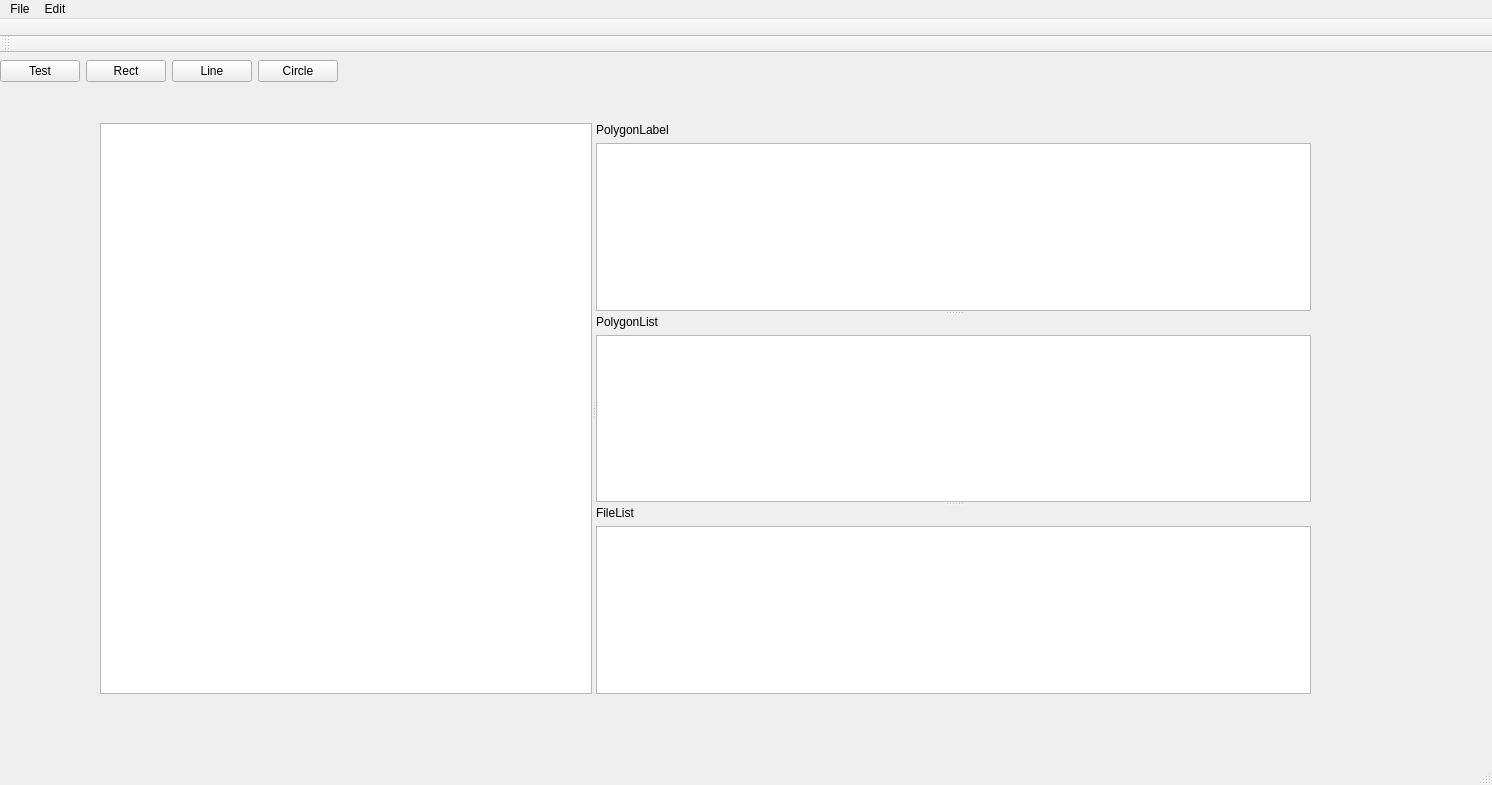
mariekarelina/QLabelMe, file src/qlabelme/widgets/main_window.ui: the form before one commit.
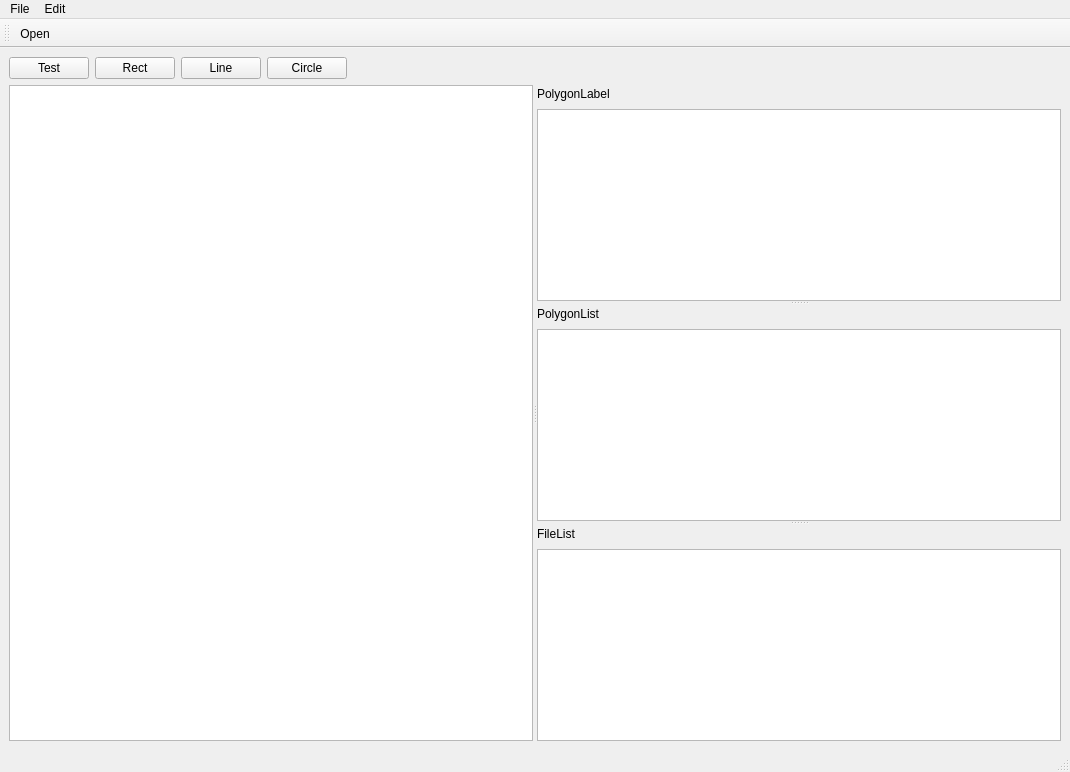
The form after the commit. Custom widgets are drawn as their Qt base class.

```diff
--- a/src/qlabelme/widgets/main_window.ui
+++ b/src/qlabelme/widgets/main_window.ui
@@ -6,8 +6,8 @@
    <rect>
     <x>0</x>
     <y>0</y>
-    <width>1492</width>
-    <height>785</height>
+    <width>1070</width>
+    <height>772</height>
    </rect>
   </property>
   <property name="sizePolicy">
@@ -16,12 +16,6 @@
     <verstretch>0</verstretch>
    </sizepolicy>
   </property>
-  <property name="maximumSize">
-   <size>
-    <width>16777214</width>
-    <height>16777214</height>
-   </size>
-  </property>
   <property name="mouseTracking">
    <bool>true</bool>
   </property>
@@ -35,15 +29,8 @@
    </size>
   </property>
   <widget class="QWidget" name="centralwidget">
-   <widget class="QWidget" name="layoutWidget">
-    <property name="geometry">
-     <rect>
-      <x>0</x>
-      <y>0</y>
-      <width>390</width>
-      <height>36</height>
-     </rect>
-    </property>
+   <layout class="QVBoxLayout" name="verticalLayout">
+    <item>
     <layout class="QHBoxLayout" name="horizontalLayout_2">
      <item>
       <widget class="QPushButton" name="btnTest">
@@ -93,70 +80,25 @@
       </spacer>
      </item>
     </layout>
-   </widget>
-   <widget class="QSplitter" name="splitter_2">
-    <property name="geometry">
-     <rect>
-      <x>0</x>
-      <y>0</y>
-      <width>0</width>
-      <height>0</height>
-     </rect>
-    </property>
-    <property name="orientation">
-     <enum>Qt::Horizontal</enum>
-    </property>
-   </widget>
-   <widget class="QSplitter" name="splitter_3">
-    <property name="geometry">
-     <rect>
-      <x>0</x>
-      <y>0</y>
-      <width>0</width>
-      <height>0</height>
-     </rect>
-    </property>
-    <property name="orientation">
-     <enum>Qt::Horizontal</enum>
-    </property>
-   </widget>
+    </item>
+    <item>
    <widget class="QSplitter" name="splitter_4">
-    <property name="geometry">
-     <rect>
-      <x>100</x>
-      <y>70</y>
-      <width>1211</width>
-      <height>571</height>
-     </rect>
-    </property>
     <property name="sizePolicy">
-     <sizepolicy hsizetype="Minimum" vsizetype="Minimum">
+       <sizepolicy hsizetype="Preferred" vsizetype="Minimum">
       <horstretch>0</horstretch>
       <verstretch>0</verstretch>
      </sizepolicy>
     </property>
-    <property name="maximumSize">
-     <size>
-      <width>16777215</width>
-      <height>581</height>
-     </size>
-    </property>
     <property name="orientation">
      <enum>Qt::Horizontal</enum>
     </property>
     <widget class="GraphicsView" name="graphView">
      <property name="sizePolicy">
-      <sizepolicy hsizetype="Preferred" vsizetype="Preferred">
+        <sizepolicy hsizetype="Maximum" vsizetype="Minimum">
        <horstretch>0</horstretch>
        <verstretch>0</verstretch>
       </sizepolicy>
      </property>
-     <property name="maximumSize">
-      <size>
-       <width>492</width>
-       <height>581</height>
-      </size>
-     </property>
      <property name="cacheMode">
       <set>QGraphicsView::CacheBackground</set>
      </property>
@@ -175,7 +117,14 @@
         </widget>
        </item>
        <item>
-        <widget class="QListWidget" name="listWidget_7"/>
+          <widget class="QListWidget" name="listWidget_7">
+           <property name="sizePolicy">
+            <sizepolicy hsizetype="Expanding" vsizetype="Maximum">
+             <horstretch>0</horstretch>
+             <verstretch>0</verstretch>
+            </sizepolicy>
+           </property>
+          </widget>
        </item>
       </layout>
      </widget>
@@ -189,7 +138,14 @@
         </widget>
        </item>
        <item>
-        <widget class="QListWidget" name="listWidget_8"/>
+          <widget class="QListWidget" name="listWidget_8">
+           <property name="sizePolicy">
+            <sizepolicy hsizetype="Expanding" vsizetype="Maximum">
+             <horstretch>0</horstretch>
+             <verstretch>0</verstretch>
+            </sizepolicy>
+           </property>
+          </widget>
        </item>
       </layout>
      </widget>
@@ -203,45 +159,30 @@
         </widget>
        </item>
        <item>
-        <widget class="QListWidget" name="listWidget_9"/>
+          <widget class="QListWidget" name="listWidget_9">
+           <property name="sizePolicy">
+            <sizepolicy hsizetype="Expanding" vsizetype="Maximum">
+             <horstretch>0</horstretch>
+             <verstretch>0</verstretch>
+            </sizepolicy>
+           </property>
+          </widget>
        </item>
       </layout>
      </widget>
     </widget>
    </widget>
-   <zorder>splitter_2</zorder>
-   <zorder>splitter_3</zorder>
-   <zorder>splitter_4</zorder>
-   <zorder>layoutWidget</zorder>
+    </item>
+   </layout>
   </widget>
   <widget class="QStatusBar" name="statusBar"/>
-  <widget class="QToolBar" name="toolBar">
-   <property name="windowTitle">
-    <string>toolBar</string>
-   </property>
-   <property name="movable">
-    <bool>false</bool>
-   </property>
-   <property name="iconSize">
-    <size>
-     <width>32</width>
-     <height>32</height>
-    </size>
-   </property>
-   <attribute name="toolBarArea">
-    <enum>TopToolBarArea</enum>
-   </attribute>
-   <attribute name="toolBarBreak">
-    <bool>false</bool>
-   </attribute>
-  </widget>
   <widget class="QMenuBar" name="menuBar">
    <property name="geometry">
     <rect>
      <x>0</x>
      <y>0</y>
-     <width>1492</width>
-     <height>30</height>
+     <width>1070</width>
+     <height>23</height>
     </rect>
    </property>
    <widget class="QMenu" name="menuFile">
@@ -264,7 +205,7 @@
    <addaction name="menuFile"/>
    <addaction name="menuEdit"/>
   </widget>
-  <widget class="QToolBar" name="toolBar_2">
+  <widget class="QToolBar" name="toolBar">
    <property name="windowTitle">
     <string>toolBar_2</string>
    </property>
@@ -272,8 +213,9 @@
     <enum>TopToolBarArea</enum>
    </attribute>
    <attribute name="toolBarBreak">
-    <bool>true</bool>
+    <bool>false</bool>
    </attribute>
+   <addaction name="actOpen"/>
   </widget>
   <action name="actOpen">
    <property name="text">
```
Left out of the diff: 2 changed lines with no effect on the pictures. Lines whose indentation alone changed are shown as unchanged.
